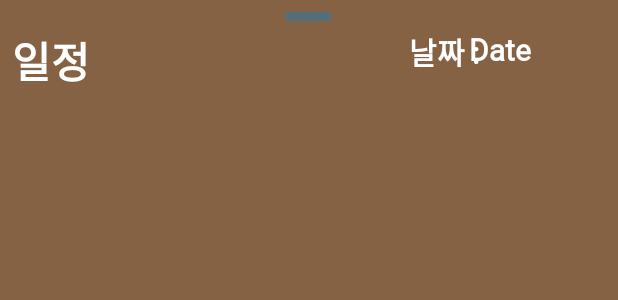
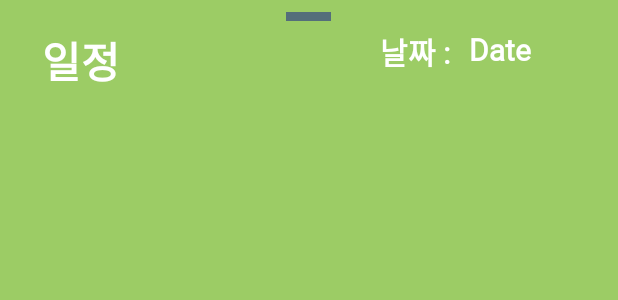
Before and after one commit to WiFros/SE_termProject, an Android app: the layout schedule_bottom_sheet.xml on its own in the app's theme, with its tools: preview values and no code run, on a phone screen of 412 x 824 dp. Shown: the top 300 px of the screen. Run offline under Robolectric (Android 15) with nearby library versions, the phone set to English and light mode, and no system bars.

Commit message:
Change color, font size

```diff
--- a/SaveTheTime/app/src/main/res/drawable/backgroundline.xml
+++ b/SaveTheTime/app/src/main/res/drawable/backgroundline.xml
@@ -11,7 +11,7 @@
                 android:width="2dp"
                 android:color="#ffffff" />
 
-            <solid android:color="@color/colorPrimary" />
+            <solid android:color="@color/MainColor" />
         </shape>
     </item>
 
--- a/SaveTheTime/app/src/main/res/drawable/buttonshape.xml
+++ b/SaveTheTime/app/src/main/res/drawable/buttonshape.xml
@@ -4,7 +4,7 @@
         android:radius="14dp"
         />
     <solid
-        android:color="#AAA2A2"
+        android:color="#DCEDC8"
         />
     <padding
         android:left="0dp"
@@ -18,6 +18,6 @@
         />
     <stroke
         android:width="3dp"
-        android:color="#3A0C0C"
+        android:color="#33691E"
         />
 </shape>
--- a/SaveTheTime/app/src/main/res/drawable/drawer_header_background.xml
+++ b/SaveTheTime/app/src/main/res/drawable/drawer_header_background.xml
@@ -4,8 +4,8 @@
         <shape>
             <gradient
                 android:angle="0"
-                android:startColor="#B86B2A"
-                android:endColor="#71543A"
+                android:startColor="#9CCC65"
+                android:endColor="#66BB6A"
                 android:type="linear" />
         </shape>
     </item>
--- a/SaveTheTime/app/src/main/res/drawable/login_button.xml
+++ b/SaveTheTime/app/src/main/res/drawable/login_button.xml
@@ -1,7 +1,7 @@
 <?xml version="1.0" encoding="utf-8"?>
 <shape xmlns:android="http://schemas.android.com/apk/res/android">
     <solid
-        android:color="#846243"/>
+        android:color="#9CCC65"/>
     <corners
         android:radius="100dp"/>
 </shape>
--- a/SaveTheTime/app/src/main/res/drawable/progressbar_progressbar1.xml
+++ b/SaveTheTime/app/src/main/res/drawable/progressbar_progressbar1.xml
@@ -18,7 +18,7 @@
         <clip>
             <shape>
                 <corners android:radius="6dp" />
-                <solid android:color="#9A6805" />
+                <solid android:color="@color/MainColor" />
             </shape>
         </clip>
     </item>
--- a/SaveTheTime/app/src/main/res/drawable/schedule_info_button.xml
+++ b/SaveTheTime/app/src/main/res/drawable/schedule_info_button.xml
@@ -1,11 +1,11 @@
 <?xml version="1.0" encoding="utf-8"?>
 <shape xmlns:android="http://schemas.android.com/apk/res/android">
     <solid
-        android:color="#614831"/>
+        android:color="#8BC34A"/>
     <corners
         android:radius="100dp"/>
     <stroke
         android:width="2dp"
-        android:color="#583008"
+        android:color="#689F38"
         />
 </shape>
--- a/SaveTheTime/app/src/main/res/layout/activity_create_schedule.xml
+++ b/SaveTheTime/app/src/main/res/layout/activity_create_schedule.xml
@@ -40,7 +40,7 @@
                     android:paddingLeft="70dp"
                     android:text="시작 날짜 : "
                     android:textColor="#CCC6C6"
-                    android:textSize="25sp" />
+                    android:textSize="20sp" />
 
                 <Button
                     android:id="@+id/startDayButton"
@@ -77,7 +77,7 @@
                     android:paddingLeft="70dp"
                     android:text="종료 날짜 : "
                     android:textColor="#CCC6C6"
-                    android:textSize="25sp" />
+                    android:textSize="20sp" />
 
                 <Button
                     android:id="@+id/endDayButton"
--- a/SaveTheTime/app/src/main/res/layout/schedule_bottom_sheet.xml
+++ b/SaveTheTime/app/src/main/res/layout/schedule_bottom_sheet.xml
@@ -35,6 +35,7 @@
                 android:layout_width="wrap_content"
                 android:layout_height="wrap_content"
                 android:layout_alignParentLeft="true"
+                android:layout_marginLeft="20dp"
                 android:fontFamily="@font/font_2"
                 android:text="일정"
                 android:textColor="@android:color/white"
@@ -45,7 +46,7 @@
                 android:layout_width="wrap_content"
                 android:layout_height="wrap_content"
                 android:layout_alignLeft="@+id/botsheetDate"
-                android:layout_marginLeft="-40dp"
+                android:layout_marginLeft="-59dp"
                 android:fontFamily="@font/font_2"
                 android:text="날짜 :"
                 android:textColor="@android:color/white"
--- a/SaveTheTime/app/src/main/res/values/colors.xml
+++ b/SaveTheTime/app/src/main/res/values/colors.xml
@@ -1,10 +1,10 @@
 <?xml version="1.0" encoding="utf-8"?>
 <resources>
-    <color name="colorPrimary">#846243</color>
+    <color name="colorPrimary">#8BC34A</color>
     <color name="colorPrimaryDark">#363636</color>
     <color name="colorAccent">#546E7A</color>
-    <color name="loginIcon">#F9C475</color>
+    <color name="loginIcon">#AED581</color>
     <color name="MainButton">#98DFFF</color>
-    <color name="MainColor">#846243</color>
+    <color name="MainColor">#9CCC65</color>
     <color name="colorWhite">#FFFFFF</color>
 </resources>
```
Also changed, not shown: SaveTheTime/app/src/main/res/drawable/addbuttonshape.xml (+4 -4 lines), SaveTheTime/app/src/main/res/layout/register_acticity.xml (+5 -4 lines).
